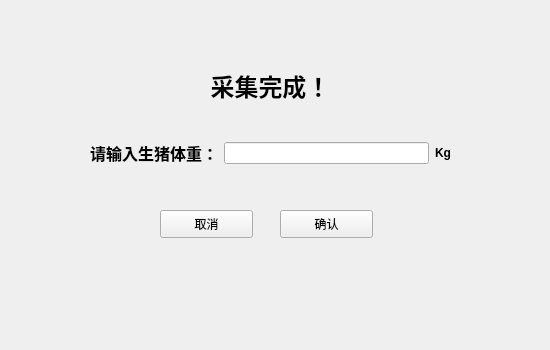
This is OrbbecDemo1.1/InputDialog.ui in Lvjihong/OrbbecAndQt as Qt 5 draws it before an edit. The edited form follows.
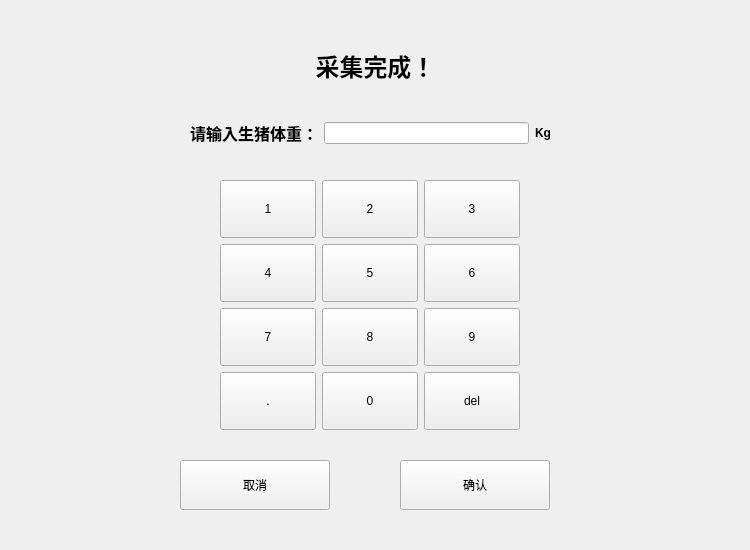
This is the edited form. Custom widgets are drawn as their Qt base class.

Commit message: feat(InputDialog): 增加软键盘输入体重

The edit to the form file:
```diff
--- a/OrbbecDemo1.1/InputDialog.ui
+++ b/OrbbecDemo1.1/InputDialog.ui
@@ -6,20 +6,20 @@
    <rect>
     <x>0</x>
     <y>0</y>
-    <width>550</width>
-    <height>350</height>
+    <width>750</width>
+    <height>550</height>
    </rect>
   </property>
   <property name="minimumSize">
    <size>
-    <width>550</width>
-    <height>350</height>
+    <width>750</width>
+    <height>550</height>
    </size>
   </property>
   <property name="maximumSize">
    <size>
-    <width>550</width>
-    <height>350</height>
+    <width>750</width>
+    <height>550</height>
    </size>
   </property>
   <property name="windowTitle">
@@ -28,8 +28,8 @@
   <widget class="QWidget" name="widget" native="true">
    <property name="geometry">
     <rect>
-     <x>90</x>
-     <y>130</y>
+     <x>190</x>
+     <y>110</y>
      <width>361</width>
      <height>46</height>
     </rect>
@@ -43,7 +43,7 @@
      </widget>
     </item>
     <item>
-     <widget class="MyQLineEdit" name="ldt_input_weight"/>
+     <widget class="QLineEdit" name="ldt_input_weight"/>
     </item>
     <item>
      <widget class="QLabel" name="label_2">
@@ -57,10 +57,10 @@
   <widget class="QPushButton" name="btn_cancel">
    <property name="geometry">
     <rect>
-     <x>160</x>
-     <y>210</y>
-     <width>93</width>
-     <height>28</height>
+     <x>180</x>
+     <y>460</y>
+     <width>150</width>
+     <height>50</height>
     </rect>
    </property>
    <property name="text">
@@ -70,10 +70,10 @@
   <widget class="QPushButton" name="btn_confirm">
    <property name="geometry">
     <rect>
-     <x>280</x>
-     <y>210</y>
-     <width>93</width>
-     <height>28</height>
+     <x>400</x>
+     <y>460</y>
+     <width>150</width>
+     <height>50</height>
     </rect>
    </property>
    <property name="sizePolicy">
@@ -89,24 +89,221 @@
   <widget class="QLabel" name="label_3">
    <property name="geometry">
     <rect>
-     <x>160</x>
-     <y>40</y>
-     <width>221</width>
-     <height>91</height>
+     <x>250</x>
+     <y>30</y>
+     <width>251</width>
+     <height>71</height>
     </rect>
    </property>
    <property name="text">
     <string>&lt;html&gt;&lt;head/&gt;&lt;body&gt;&lt;p align=&quot;center&quot;&gt;&lt;span style=&quot; font-size:18pt; font-weight:600;&quot;&gt;采集完成！&lt;/span&gt;&lt;/p&gt;&lt;/body&gt;&lt;/html&gt;</string>
    </property>
   </widget>
+  <widget class="QWidget" name="widget_2" native="true">
+   <property name="geometry">
+    <rect>
+     <x>220</x>
+     <y>180</y>
+     <width>300</width>
+     <height>250</height>
+    </rect>
+   </property>
+   <layout class="QGridLayout" name="gridLayout">
+    <item row="0" column="0">
+     <widget class="QPushButton" name="pushButton">
+      <property name="sizePolicy">
+       <sizepolicy hsizetype="MinimumExpanding" vsizetype="MinimumExpanding">
+        <horstretch>0</horstretch>
+        <verstretch>0</verstretch>
+       </sizepolicy>
+      </property>
+      <property name="text">
+       <string>1</string>
+      </property>
+      <attribute name="buttonGroup">
+       <string notr="true">buttonGroup</string>
+      </attribute>
+     </widget>
+    </item>
+    <item row="0" column="1">
+     <widget class="QPushButton" name="pushButton_2">
+      <property name="sizePolicy">
+       <sizepolicy hsizetype="MinimumExpanding" vsizetype="MinimumExpanding">
+        <horstretch>0</horstretch>
+        <verstretch>0</verstretch>
+       </sizepolicy>
+      </property>
+      <property name="text">
+       <string>2</string>
+      </property>
+      <attribute name="buttonGroup">
+       <string notr="true">buttonGroup</string>
+      </attribute>
+     </widget>
+    </item>
+    <item row="0" column="2">
+     <widget class="QPushButton" name="pushButton_3">
+      <property name="sizePolicy">
+       <sizepolicy hsizetype="MinimumExpanding" vsizetype="MinimumExpanding">
+        <horstretch>0</horstretch>
+        <verstretch>0</verstretch>
+       </sizepolicy>
+      </property>
+      <property name="text">
+       <string>3</string>
+      </property>
+      <attribute name="buttonGroup">
+       <string notr="true">buttonGroup</string>
+      </attribute>
+     </widget>
+    </item>
+    <item row="1" column="0">
+     <widget class="QPushButton" name="pushButton_4">
+      <property name="sizePolicy">
+       <sizepolicy hsizetype="MinimumExpanding" vsizetype="MinimumExpanding">
+        <horstretch>0</horstretch>
+        <verstretch>0</verstretch>
+       </sizepolicy>
+      </property>
+      <property name="text">
+       <string>4</string>
+      </property>
+      <attribute name="buttonGroup">
+       <string notr="true">buttonGroup</string>
+      </attribute>
+     </widget>
+    </item>
+    <item row="1" column="1">
+     <widget class="QPushButton" name="pushButton_5">
+      <property name="sizePolicy">
+       <sizepolicy hsizetype="MinimumExpanding" vsizetype="MinimumExpanding">
+        <horstretch>0</horstretch>
+        <verstretch>0</verstretch>
+       </sizepolicy>
+      </property>
+      <property name="text">
+       <string>5</string>
+      </property>
+      <attribute name="buttonGroup">
+       <string notr="true">buttonGroup</string>
+      </attribute>
+     </widget>
+    </item>
+    <item row="1" column="2">
+     <widget class="QPushButton" name="pushButton_6">
+      <property name="sizePolicy">
+       <sizepolicy hsizetype="MinimumExpanding" vsizetype="MinimumExpanding">
+        <horstretch>0</horstretch>
+        <verstretch>0</verstretch>
+       </sizepolicy>
+      </property>
+      <property name="text">
+       <string>6</string>
+      </property>
+      <attribute name="buttonGroup">
+       <string notr="true">buttonGroup</string>
+      </attribute>
+     </widget>
+    </item>
+    <item row="2" column="0">
+     <widget class="QPushButton" name="pushButton_7">
+      <property name="sizePolicy">
+       <sizepolicy hsizetype="MinimumExpanding" vsizetype="MinimumExpanding">
+        <horstretch>0</horstretch>
+        <verstretch>0</verstretch>
+       </sizepolicy>
+      </property>
+      <property name="text">
+       <string>7</string>
+      </property>
+      <attribute name="buttonGroup">
+       <string notr="true">buttonGroup</string>
+      </attribute>
+     </widget>
+    </item>
+    <item row="2" column="1">
+     <widget class="QPushButton" name="pushButton_8">
+      <property name="sizePolicy">
+       <sizepolicy hsizetype="MinimumExpanding" vsizetype="MinimumExpanding">
+        <horstretch>0</horstretch>
+        <verstretch>0</verstretch>
+       </sizepolicy>
+      </property>
+      <property name="text">
+       <string>8</string>
+      </property>
+      <attribute name="buttonGroup">
+       <string notr="true">buttonGroup</string>
+      </attribute>
+     </widget>
+    </item>
+    <item row="2" column="2">
+     <widget class="QPushButton" name="pushButton_9">
+      <property name="sizePolicy">
+       <sizepolicy hsizetype="MinimumExpanding" vsizetype="MinimumExpanding">
+        <horstretch>0</horstretch>
+        <verstretch>0</verstretch>
+       </sizepolicy>
+      </property>
+      <property name="text">
+       <string>9</string>
+      </property>
+      <attribute name="buttonGroup">
+       <string notr="true">buttonGroup</string>
+      </attribute>
+     </widget>
+    </item>
+    <item row="3" column="0">
+     <widget class="QPushButton" name="pushButton_10">
+      <property name="sizePolicy">
+       <sizepolicy hsizetype="MinimumExpanding" vsizetype="MinimumExpanding">
+        <horstretch>0</horstretch>
+        <verstretch>0</verstretch>
+       </sizepolicy>
+      </property>
+      <property name="text">
+       <string>.</string>
+      </property>
+      <attribute name="buttonGroup">
+       <string notr="true">buttonGroup</string>
+      </attribute>
+     </widget>
+    </item>
+    <item row="3" column="1">
+     <widget class="QPushButton" name="pushButton_11">
+      <property name="sizePolicy">
+       <sizepolicy hsizetype="MinimumExpanding" vsizetype="MinimumExpanding">
+        <horstretch>0</horstretch>
+        <verstretch>0</verstretch>
+       </sizepolicy>
+      </property>
+      <property name="text">
+       <string>0</string>
+      </property>
+      <attribute name="buttonGroup">
+       <string notr="true">buttonGroup</string>
+      </attribute>
+     </widget>
+    </item>
+    <item row="3" column="2">
+     <widget class="QPushButton" name="pushButton_12">
+      <property name="sizePolicy">
+       <sizepolicy hsizetype="MinimumExpanding" vsizetype="MinimumExpanding">
+        <horstretch>0</horstretch>
+        <verstretch>0</verstretch>
+       </sizepolicy>
+      </property>
+      <property name="text">
+       <string>del</string>
+      </property>
+      <attribute name="buttonGroup">
+       <string notr="true">buttonGroup</string>
+      </attribute>
+     </widget>
+    </item>
+   </layout>
+  </widget>
  </widget>
- <customwidgets>
-  <customwidget>
-   <class>MyQLineEdit</class>
-   <extends>QLineEdit</extends>
-   <header>myqlineedit.h</header>
-  </customwidget>
- </customwidgets>
  <resources/>
  <connections/>
 </ui>
```
Left out of the diff: 3 changed lines with no effect on the pictures. The commit also changes 5 other files.
